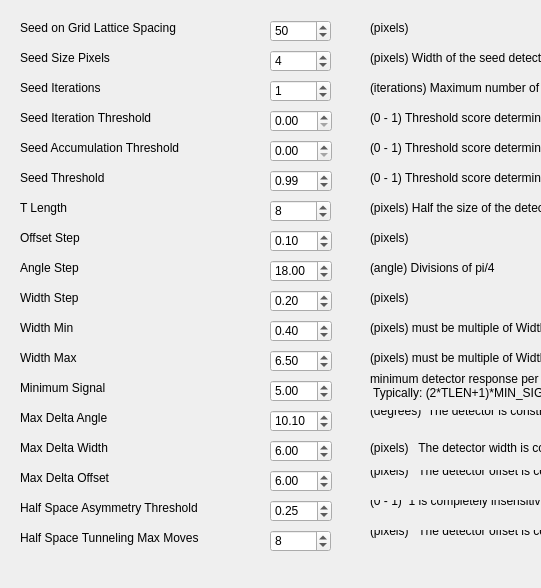
Qt form src/WhiskerToolbox/Whisker_Widget/janelia_config.ui (paulmthompson/WhiskerToolbox) before a commit; both pictures show x 0 to 541 and y 0 to 588 of the 896 by 588 pixel window.
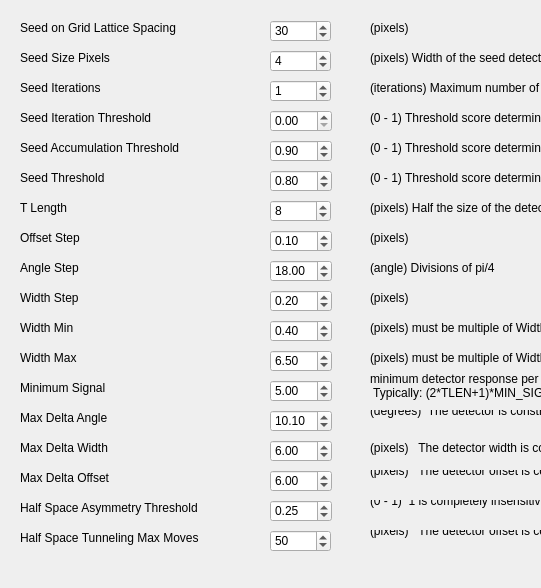
The same form after that commit.

Commit message: correct defaults for janelia configuration widget

Diff of the .ui file:
```diff
--- a/src/WhiskerToolbox/Whisker_Widget/janelia_config.ui
+++ b/src/WhiskerToolbox/Whisker_Widget/janelia_config.ui
@@ -23,7 +23,7 @@
     </rect>
    </property>
    <property name="value">
-    <number>50</number>
+    <number>30</number>
    </property>
   </widget>
   <widget class="QLabel" name="label">
@@ -200,6 +200,9 @@
    <property name="singleStep">
     <double>0.010000000000000</double>
    </property>
+   <property name="value">
+    <double>0.900000000000000</double>
+   </property>
   </widget>
   <widget class="QLabel" name="label_10">
    <property name="geometry">
@@ -243,7 +246,7 @@
     <double>0.010000000000000</double>
    </property>
    <property name="value">
-    <double>0.990000000000000</double>
+    <double>0.800000000000000</double>
    </property>
   </widget>
   <widget class="QLabel" name="label_12">
@@ -578,7 +581,7 @@
     </rect>
    </property>
    <property name="value">
-    <number>8</number>
+    <number>50</number>
    </property>
   </widget>
   <widget class="QLabel" name="label_27">
```
